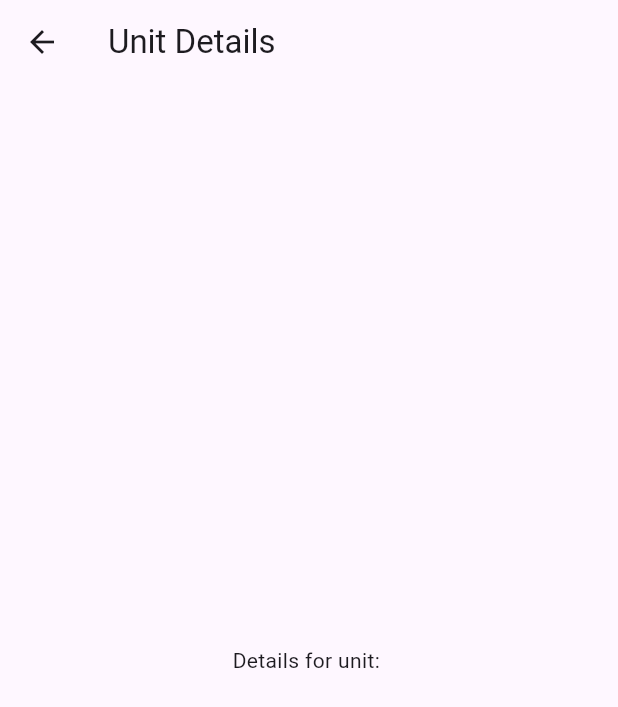
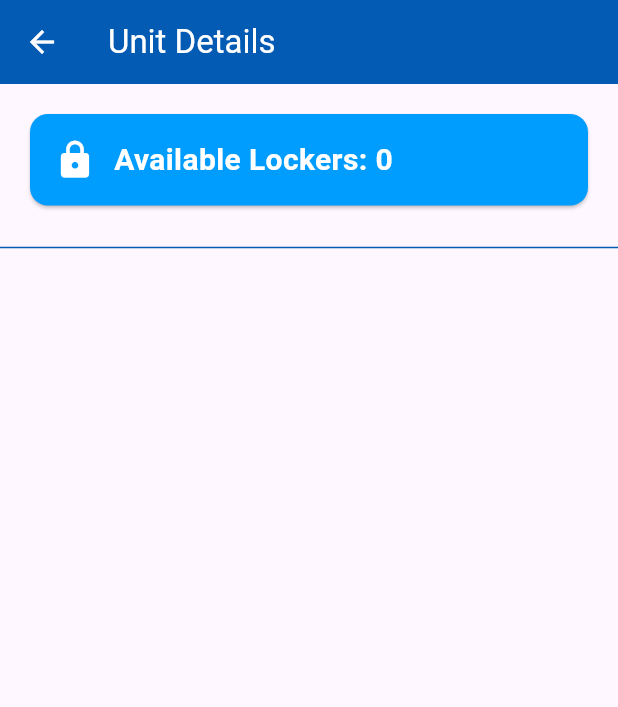
Before and after one commit to AshenKavinda/Flutter-Firebase-IoT-Customer-App, a Flutter app: the UnitDetailsPage screen opened directly with empty values, on a phone screen of 412 x 824 dp. Shown: the top 707 px of the screen. Run offline on Flutter 3.47's test engine with Material 3 defaults, Android fonts, the phone set to English and light mode, and no system bars; our stand-ins replace cloud_firestore, firebase_core, geocoding, geolocator, google_maps_flutter; missing offline and left inert: flutter_polyline_points; accounts and stored records are empty.

Commit message:
about unit page

```diff
--- a/lib/pages/unitDetailsPage.dart
+++ b/lib/pages/unitDetailsPage.dart
@@ -1,15 +1,116 @@
 import 'package:flutter/material.dart';
+import '../sevices/database.dart';
+import 'package:cloud_firestore/cloud_firestore.dart';
+import '../utils/theme.dart';
 
 class UnitDetailsPage extends StatelessWidget {
   final String unitId;
 
   const UnitDetailsPage({Key? key, required this.unitId}) : super(key: key);
 
+  Future<DocumentSnapshot> _fetchUnit() async {
+    return await DatabaseService().getUnitById(unitId);
+  }
+
   @override
   Widget build(BuildContext context) {
     return Scaffold(
-      appBar: AppBar(title: Text('Unit Details')),
-      body: Center(child: Text('Details for unit: $unitId')),
+      appBar: AppBar(
+        title: Text('Unit Details'),
+        backgroundColor: AppColors.navyBlue,
+        foregroundColor: Colors.white,
+        elevation: 0,
+      ),
+      body: FutureBuilder<DocumentSnapshot>(
+        future: _fetchUnit(),
+        builder: (context, snapshot) {
+          if (snapshot.connectionState == ConnectionState.waiting) {
+            return Center(
+              child: CircularProgressIndicator(color: AppColors.navyBlue),
+            );
+          }
+          if (!snapshot.hasData || !snapshot.data!.exists) {
+            return Center(
+              child: Text(
+                'No data found for this unit.',
+                style: TextStyle(color: AppColors.navyBlue),
+              ),
+            );
+          }
+          final data = snapshot.data!.data() as Map<String, dynamic>;
+          final lockers = data['lockers'] as List<dynamic>? ?? [];
+          final availableCount =
+              lockers.where((l) => l['status'] == 'available').length;
+          return Column(
+            crossAxisAlignment: CrossAxisAlignment.start,
+            children: [
+              Padding(
+                padding: const EdgeInsets.all(16.0),
+                child: Card(
+                  color: AppColors.tealBlue,
+                  shape: RoundedRectangleBorder(
+                    borderRadius: BorderRadius.circular(12),
+                  ),
+                  child: Padding(
+                    padding: const EdgeInsets.all(16.0),
+                    child: Row(
+                      children: [
+                        Icon(Icons.lock, color: Colors.white, size: 28),
+                        SizedBox(width: 12),
+                        Text(
+                          'Available Lockers: $availableCount',
+                          style: TextStyle(
+                            fontSize: 20,
+                            fontWeight: FontWeight.bold,
+                            color: Colors.white,
+                          ),
+                        ),
+                      ],
+                    ),
+                  ),
+                ),
+              ),
+              Divider(color: AppColors.navyBlue, thickness: 1),
+              Expanded(
+                child: ListView.builder(
+                  itemCount: lockers.length,
+                  itemBuilder: (context, index) {
+                    final locker = lockers[index];
+                    final isAvailable = locker['status'] == 'available';
+                    return Card(
+                      color: Colors.white,
+                      margin: EdgeInsets.symmetric(horizontal: 16, vertical: 6),
+                      shape: RoundedRectangleBorder(
+                        borderRadius: BorderRadius.circular(10),
+                      ),
+                      child: ListTile(
+                        leading: Icon(
+                          isAvailable ? Icons.check_circle : Icons.cancel,
+                          color: isAvailable ? Colors.green : Colors.red,
+                        ),
+                        title: Text(
+                          'Locker ID: ${locker['id']}',
+                          style: TextStyle(
+                            color: AppColors.navyBlue,
+                            fontWeight: FontWeight.w600,
+                          ),
+                        ),
+                        subtitle: Text(
+                          isAvailable ? 'Available' : 'Not Available',
+                          style: TextStyle(
+                            color: isAvailable ? Colors.green : Colors.red,
+                            fontWeight: FontWeight.w500,
+                          ),
+                        ),
+                      ),
+                    );
+                  },
+                ),
+              ),
+            ],
+          );
+        },
+      ),
     );
   }
 }
```
